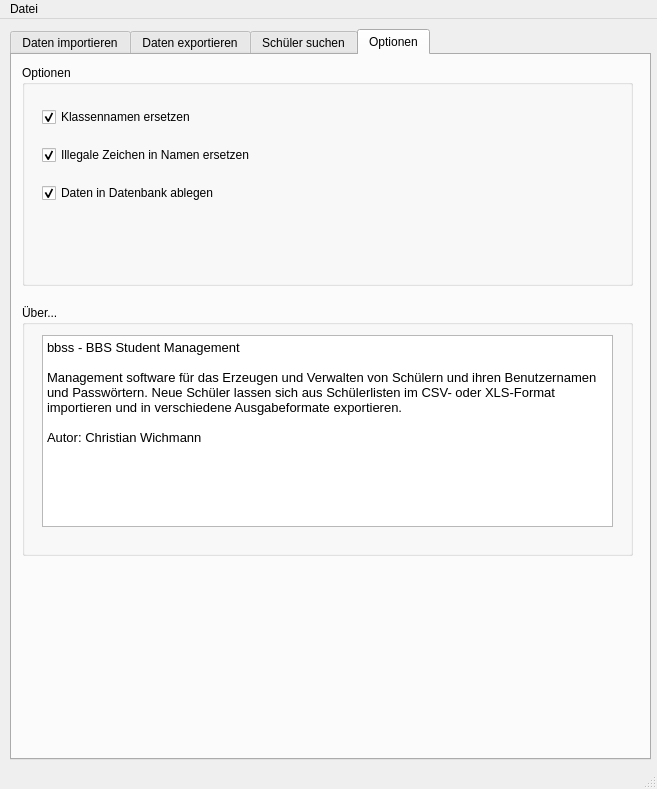
The window that gui/bbss_tabbed_gui.ui (wichmann/bbss) describes before a commit, drawn with Qt 5.
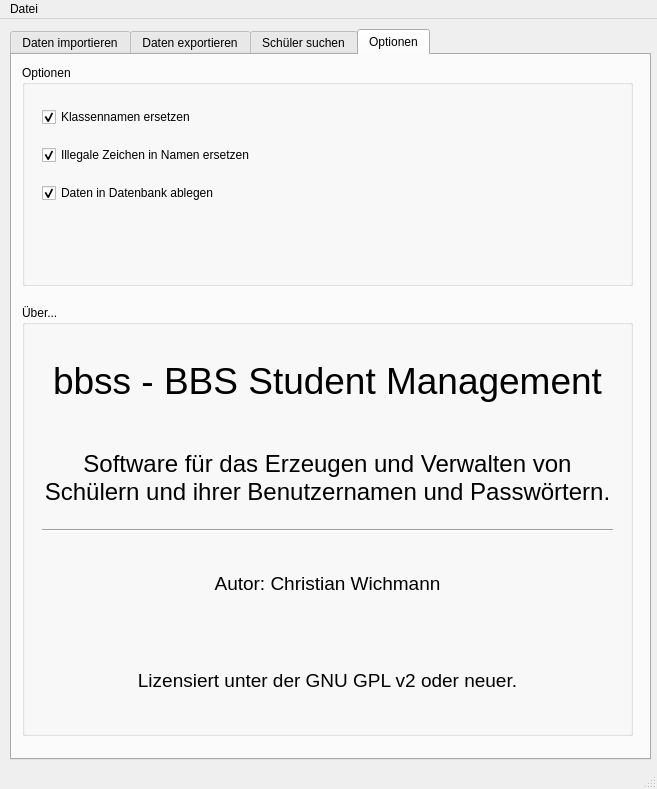
The same window after the commit. The open tabs and pages were chosen to show the change.

Commit message: Fixed about info in GUI.

```diff
--- a/gui/bbss_tabbed_gui.ui
+++ b/gui/bbss_tabbed_gui.ui
@@ -555,36 +555,93 @@
         <x>10</x>
         <y>250</y>
         <width>611</width>
-        <height>251</height>
+        <height>431</height>
        </rect>
       </property>
       <property name="title">
        <string>Über...</string>
       </property>
-      <widget class="QTextBrowser" name="textBrowser">
-       <property name="enabled">
-        <bool>true</bool>
-       </property>
+      <widget class="QWidget" name="verticalLayoutWidget_3">
        <property name="geometry">
         <rect>
          <x>20</x>
          <y>30</y>
          <width>571</width>
-         <height>192</height>
+         <height>391</height>
         </rect>
        </property>
-       <property name="html">
-        <string>&lt;!DOCTYPE HTML PUBLIC &quot;-//W3C//DTD HTML 4.0//EN&quot; &quot;http://www.w3.org/TR/REC-html40/strict.dtd&quot;&gt;
-&lt;html&gt;&lt;head&gt;&lt;meta name=&quot;qrichtext&quot; content=&quot;1&quot; /&gt;&lt;style type=&quot;text/css&quot;&gt;
-p, li { white-space: pre-wrap; }
-&lt;/style&gt;&lt;/head&gt;&lt;body style=&quot; font-family:'Linux Biolinum O'; font-size:10pt; font-weight:400; font-style:normal;&quot;&gt;
-&lt;p style=&quot; margin-top:0px; margin-bottom:0px; margin-left:0px; margin-right:0px; -qt-block-indent:0; text-indent:0px;&quot;&gt;bbss - BBS Student Management&lt;/p&gt;
-&lt;p style=&quot;-qt-paragraph-type:empty; margin-top:0px; margin-bottom:0px; margin-left:0px; margin-right:0px; -qt-block-indent:0; text-indent:0px;&quot;&gt;&lt;br /&gt;&lt;/p&gt;
-&lt;p style=&quot; margin-top:0px; margin-bottom:0px; margin-left:0px; margin-right:0px; -qt-block-indent:0; text-indent:0px;&quot;&gt;Management software für das Erzeugen und Verwalten von Schülern und ihren Benutzernamen und Passwörtern. Neue Schüler lassen sich aus Schülerlisten im CSV- oder XLS-Format importieren und in verschiedene Ausgabeformate exportieren.&lt;/p&gt;
-&lt;p style=&quot;-qt-paragraph-type:empty; margin-top:0px; margin-bottom:0px; margin-left:0px; margin-right:0px; -qt-block-indent:0; text-indent:0px;&quot;&gt;&lt;br /&gt;&lt;/p&gt;
-&lt;p style=&quot; margin-top:0px; margin-bottom:0px; margin-left:0px; margin-right:0px; -qt-block-indent:0; text-indent:0px;&quot;&gt;Autor: Christian Wichmann&lt;/p&gt;
-&lt;p style=&quot;-qt-paragraph-type:empty; margin-top:0px; margin-bottom:0px; margin-left:0px; margin-right:0px; -qt-block-indent:0; text-indent:0px;&quot;&gt;&lt;br /&gt;&lt;/p&gt;&lt;/body&gt;&lt;/html&gt;</string>
-       </property>
+       <layout class="QVBoxLayout" name="verticalLayout_8">
+        <item>
+         <widget class="QLabel" name="label_18">
+          <property name="font">
+           <font>
+            <pointsize>28</pointsize>
+           </font>
+          </property>
+          <property name="text">
+           <string>bbss - BBS Student Management</string>
+          </property>
+          <property name="alignment">
+           <set>Qt::AlignCenter</set>
+          </property>
+         </widget>
+        </item>
+        <item>
+         <widget class="QLabel" name="label_19">
+          <property name="font">
+           <font>
+            <pointsize>18</pointsize>
+           </font>
+          </property>
+          <property name="text">
+           <string>Software für das Erzeugen und Verwalten von Schülern und ihrer Benutzernamen und Passwörtern.</string>
+          </property>
+          <property name="alignment">
+           <set>Qt::AlignCenter</set>
+          </property>
+          <property name="wordWrap">
+           <bool>true</bool>
+          </property>
+         </widget>
+        </item>
+        <item>
+         <widget class="Line" name="line_2">
+          <property name="orientation">
+           <enum>Qt::Horizontal</enum>
+          </property>
+         </widget>
+        </item>
+        <item>
+         <widget class="QLabel" name="label_20">
+          <property name="font">
+           <font>
+            <pointsize>14</pointsize>
+           </font>
+          </property>
+          <property name="text">
+           <string>Autor: Christian Wichmann</string>
+          </property>
+          <property name="alignment">
+           <set>Qt::AlignCenter</set>
+          </property>
+         </widget>
+        </item>
+        <item>
+         <widget class="QLabel" name="label_21">
+          <property name="font">
+           <font>
+            <pointsize>14</pointsize>
+           </font>
+          </property>
+          <property name="text">
+           <string>Lizensiert unter der GNU GPL v2 oder neuer.</string>
+          </property>
+          <property name="alignment">
+           <set>Qt::AlignCenter</set>
+          </property>
+         </widget>
+        </item>
+       </layout>
       </widget>
      </widget>
     </widget>
```
The commit also changes 1 other file.
